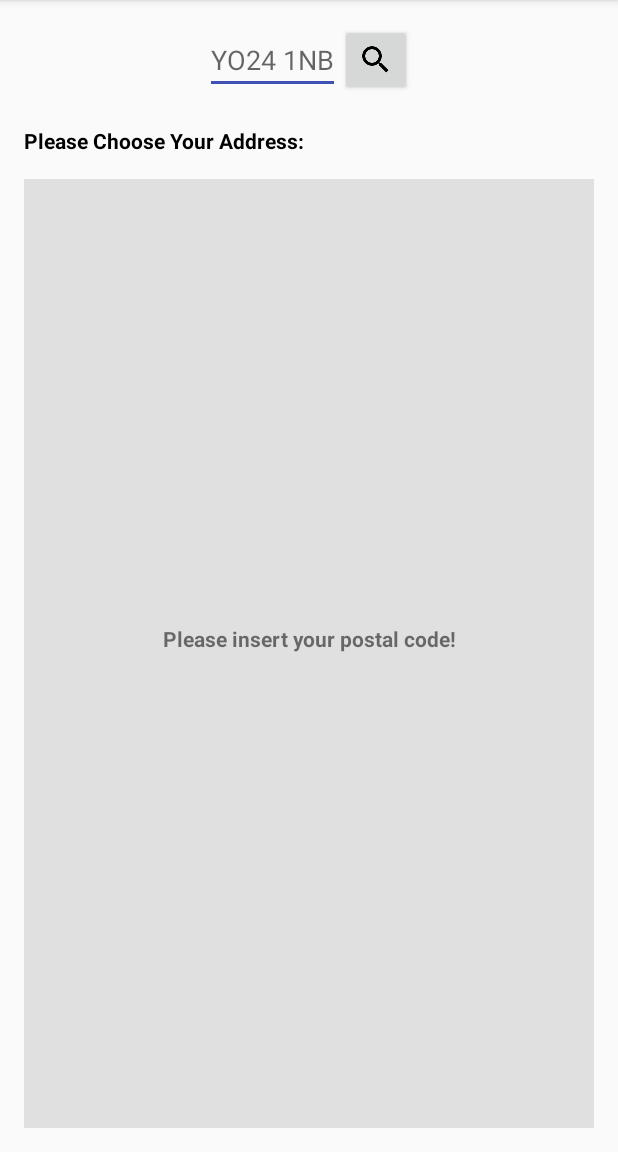
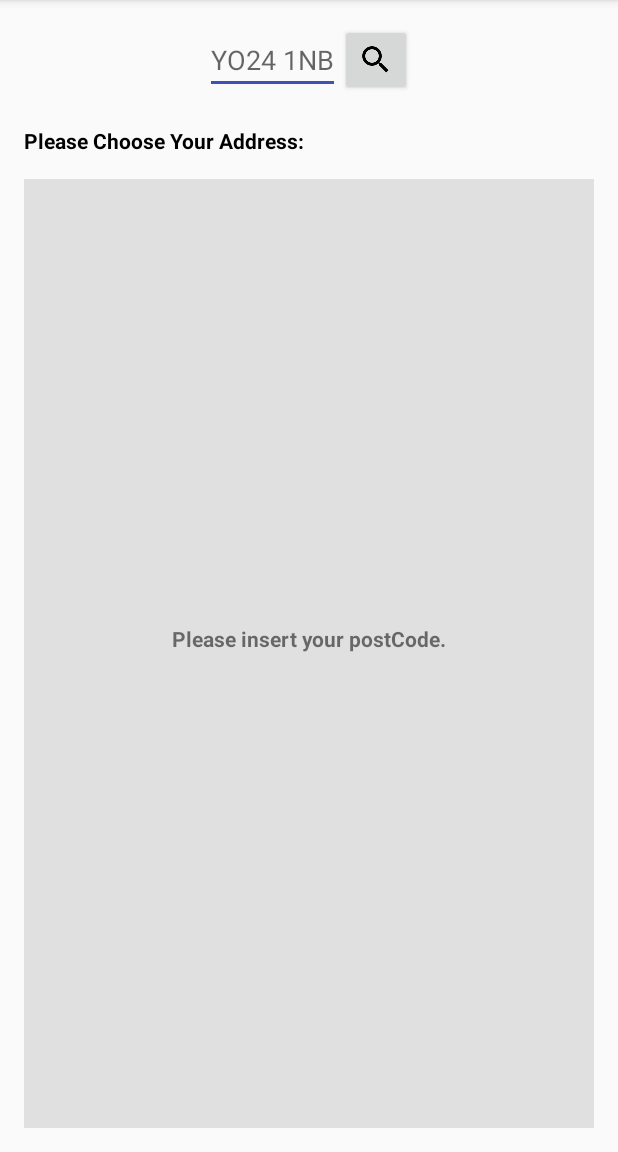
Before and after one commit to PedroLourenco/binDay, an Android app: the screen it shows after launch (PostalCodeActivity), after a tap on an icon or button, on a phone screen of 412 x 824 dp, the part 84-1236 px from its top. Run offline under Robolectric (Android 15) with nearby library versions, the phone set to English and light mode, and no system bars.

Commit message:
Add strings to string.xml file

```diff
--- a/app/src/main/java/day/bin/pedro/com/binday/activity/PostalCodeActivity.java
+++ b/app/src/main/java/day/bin/pedro/com/binday/activity/PostalCodeActivity.java
@@ -52,9 +52,8 @@ public class PostalCodeActivity extends AppCompatActivity {
         // Add click event listener to the recyclerView
         recyclerView.addOnItemTouchListener(
                 new RecyclerItemClickListener(getApplicationContext(), new RecyclerItemClickListener.OnItemClickListener() {
-                    @Override public void onItemClick(View view, int position) {
-                        Log.d(TAG, "clcik on : " + position + "uprn: " + view.getTag());
-
+                    @Override
+                    public void onItemClick(View view, int position) {
                         Intent intent = new Intent(getBaseContext(), WasteCollectionActivity.class);
                         intent.putExtra(EXTRA_UPRN, result.get(position).getUprn());
                         intent.putExtra(EXTRA_ADDRESS, result.get(position).getShortAddress());
@@ -76,7 +75,7 @@ public class PostalCodeActivity extends AppCompatActivity {
 
                     if (postCode.getText().toString().isEmpty()) {
                         // PostCode empty
-                        textNoResults.setText("Please insert your postal code!");
+                        textNoResults.setText(R.string.insertPostCode);
 
                         noResults.setVisibility(View.VISIBLE);
                         recyclerView.setVisibility(View.GONE);
@@ -98,7 +97,7 @@ public class PostalCodeActivity extends AppCompatActivity {
 
                                     recyclerView.setAdapter(propertyInformationAdapter);
                                 } else {
-                                    textNoResults.setText("Please verify your postCode!");
+                                    textNoResults.setText(R.string.verifyPostCode);
 
                                     noResults.setVisibility(View.VISIBLE);
                                     recyclerView.setVisibility(View.GONE);
--- a/app/src/main/res/layout/activity_postal_code.xml
+++ b/app/src/main/res/layout/activity_postal_code.xml
@@ -19,7 +19,7 @@
             android:layout_width="wrap_content"
             android:layout_height="wrap_content"
             android:id="@+id/postCodeSearch"
-            android:hint="YO24 1NB"
+            android:hint="@string/postCodeSearchHint"
             android:gravity="center"
             android:maxLength="8"/>
 
@@ -27,7 +27,6 @@
             style="?android:attr/buttonStyleSmall"
             android:layout_width="wrap_content"
             android:layout_height="wrap_content"
-            android:text="New Button"
             android:id="@+id/buttonSearch"
             android:src="@drawable/ic_search_black_24dp"/>
     </LinearLayout>
@@ -35,7 +34,7 @@
     <TextView
         android:layout_width="match_parent"
         android:layout_height="wrap_content"
-        android:text="Please Choose Your Address: "
+        android:text="@string/chooseAddress"
         android:textStyle="bold"
         android:textColor="@android:color/black"
         android:layout_marginLeft="16dp"/>
@@ -52,7 +51,7 @@
             android:id="@+id/text_no_results"
             android:layout_width="match_parent"
             android:layout_height="match_parent"
-            android:text="Please verify your postCode!"
+            android:text="@string/verifyPostCode"
             android:textStyle="bold"
             android:paddingBottom="20dp"
             android:gravity="center"/>
--- a/app/src/main/res/layout/list_item_property_information.xml
+++ b/app/src/main/res/layout/list_item_property_information.xml
@@ -14,7 +14,6 @@
        <TextView
            android:layout_width="wrap_content"
            android:layout_height="wrap_content"
-           android:text="New Text"
            android:id="@+id/shortAddress"
            android:layout_gravity="center_vertical"
            android:textColor="@android:color/black"/>
--- a/app/src/main/res/values/strings.xml
+++ b/app/src/main/res/values/strings.xml
@@ -1,4 +1,13 @@
 <resources>
     <string name="app_name">Bin Day</string>
     <string name="title_activity_waste_collection">Next Collection Day</string>
+    <string name="postCodeSearchHint">YO24 1NB</string>
+    <string name="chooseAddress">Please Choose Your Address:</string>
+    <string name="verifyPostCode">Please verify your postCode.</string>
+    <string name="address">Address:</string>
+    <string name="nextCollectionWeekDay">Next Collection Week Day:</string>
+    <string name="nextCollection">Next Collection:</string>
+    <string name="wasteType">Waste Type:</string>
+    <string name="materialsCollected">Materials Collected:</string>
+    <string name="insertPostCode">Please insert your postCode.</string>
 </resources>
```
Also changed, not shown: app/src/main/res/layout/activity_waste_collection.xml (+4 -3 lines), app/src/main/res/layout/list_item_waste_collection.xml (+19 -16 lines).
